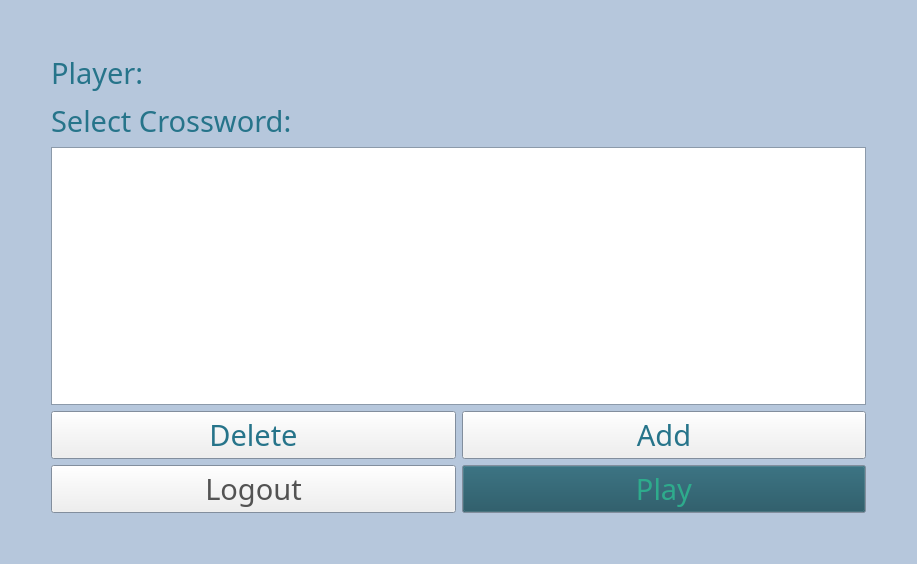
First picture: the form in crossword/crossword/crosswordGUI/selectcrossword.ui, repository DariaKomarynska/Crossword-Puzzle, before the edit.
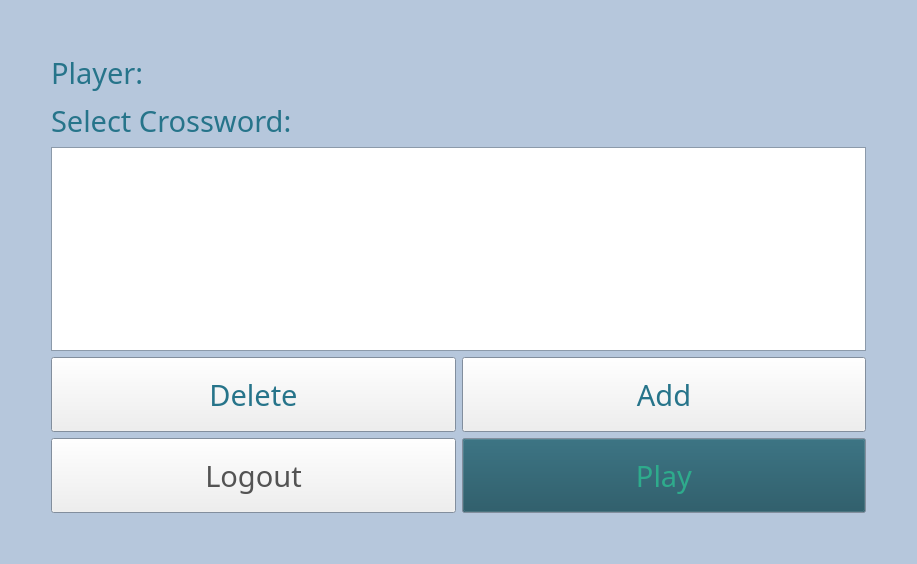
Second picture: the form after the edit.

Diff of the .ui file:
```diff
--- a/crossword/crossword/crosswordGUI/selectcrossword.ui
+++ b/crossword/crossword/crosswordGUI/selectcrossword.ui
@@ -356,8 +356,8 @@
        </property>
        <property name="font">
         <font>
-         <family>Cooper Black</family>
-         <pointsize>20</pointsize>
+         <family>Segoe UI</family>
+         <pointsize>24</pointsize>
         </font>
        </property>
        <property name="layoutDirection">
@@ -369,6 +369,12 @@
       <layout class="QHBoxLayout" name="horizontalLayout">
        <item>
         <widget class="QPushButton" name="deletaCrosswordBtn">
+         <property name="minimumSize">
+          <size>
+           <width>0</width>
+           <height>75</height>
+          </size>
+         </property>
          <property name="palette">
           <palette>
            <active>
@@ -419,6 +425,12 @@
        </item>
        <item>
         <widget class="QPushButton" name="addCrosswordBtn">
+         <property name="minimumSize">
+          <size>
+           <width>0</width>
+           <height>75</height>
+          </size>
+         </property>
          <property name="palette">
           <palette>
            <active>
@@ -473,6 +485,12 @@
       <layout class="QHBoxLayout" name="horizontalLayout_2">
        <item>
         <widget class="QPushButton" name="logoutBtn">
+         <property name="minimumSize">
+          <size>
+           <width>0</width>
+           <height>75</height>
+          </size>
+         </property>
          <property name="font">
           <font>
            <family>Cooper Black</family>
@@ -486,6 +504,12 @@
        </item>
        <item>
         <widget class="QPushButton" name="playBtn">
+         <property name="minimumSize">
+          <size>
+           <width>0</width>
+           <height>75</height>
+          </size>
+         </property>
          <property name="palette">
           <palette>
            <active>
```
